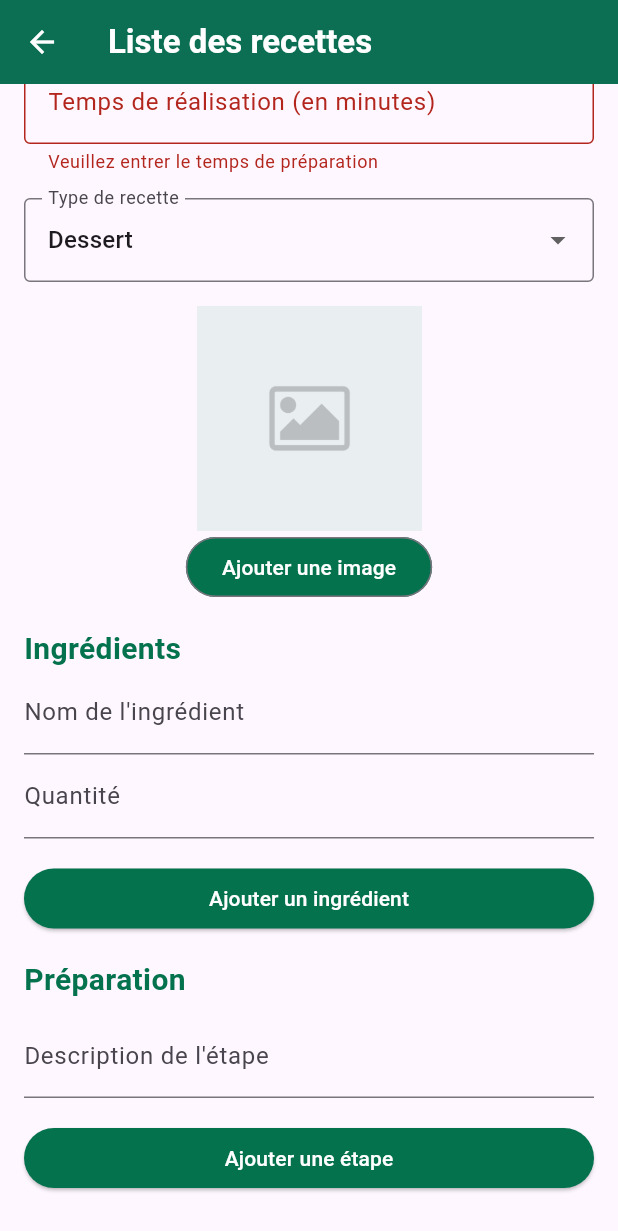
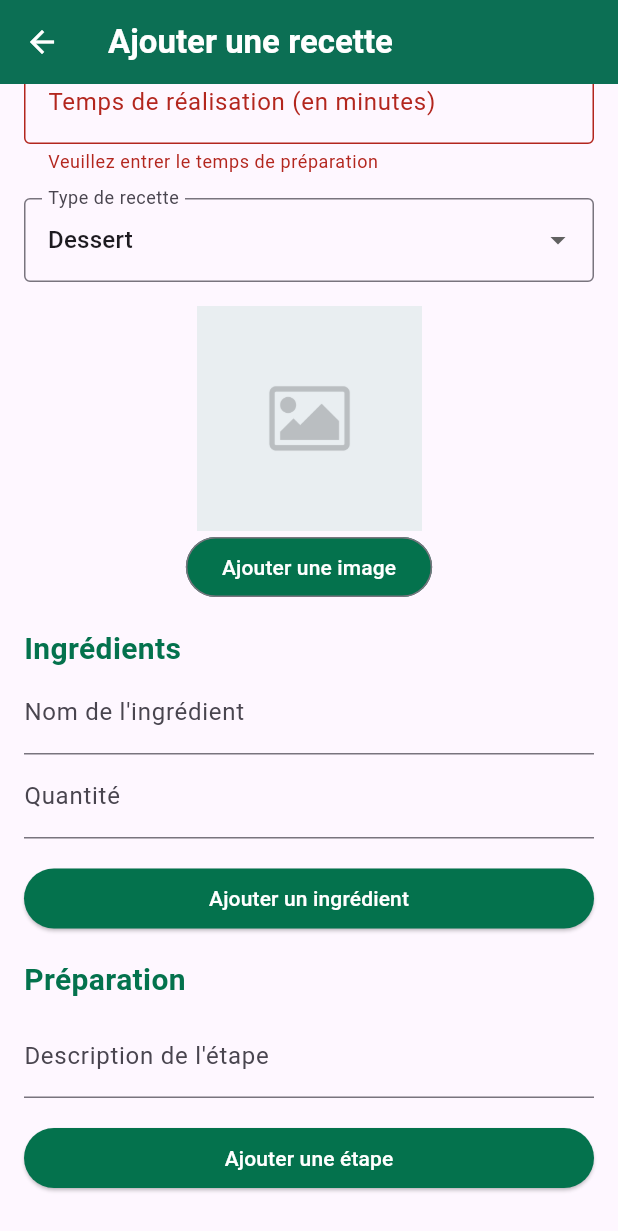
Before and after one commit to M4thi4s/QuickRecipe, a Flutter app: the AddRecipePage screen opened directly, scrolled down 309 dp, after a tap on "Enregistrer la recette", on a phone screen of 412 x 824 dp. Shown: the top 1231 px of the screen. Run offline on Flutter 3.47's test engine with Material 3 defaults, Android fonts, the phone set to English and light mode, and no system bars; our stand-ins replace hive, hive_flutter, image_picker, reorderables, share, timeline_tile; accounts and stored records are empty; network calls fail.

Commit message:
Correction bug édition des recettes

```diff
--- a/lib/Views/add_recipe_view.dart
+++ b/lib/Views/add_recipe_view.dart
@@ -63,7 +63,7 @@ class AddRecipePageState extends State<AddRecipePage> {
     return Scaffold(
         appBar: AppBar(
           title: const Text(
-            'Liste des recettes',
+            'Ajouter une recette',
             style: TextStyle(
               fontWeight: FontWeight.bold,
             ),
@@ -160,7 +160,12 @@ class AddRecipePageState extends State<AddRecipePage> {
                           final recipeTypes = snapshot.data!;
                           // Dropdown directly without ListView
                           return DropdownButtonFormField<RecipeTypeModel>(
-                            value: recipeTypes.firstWhere((element) => element.id == _selectedType, orElse: () => recipeTypes.first),
+                            value: recipeTypes.firstWhere(
+                              (element) => element.id == _selectedType,
+                            orElse: () {
+                              _selectedType = recipeTypes.first.id; // Set the selected type to the first one
+                              return recipeTypes.first;
+                            }),
                             decoration: const InputDecoration(
                               labelText: 'Type de recette',
                               border: OutlineInputBorder(),
@@ -366,18 +371,26 @@ class AddRecipePageState extends State<AddRecipePage> {
     Navigator.pushNamed(context, '/');
   }
 
+  _showErrorDialog(String message) {
+    ScaffoldMessenger.of(context).showSnackBar(
+      SnackBar(
+        content: Text(message),
+        backgroundColor: Colors.red,
+      ),
+    );
+  }
+
   Future<void> _saveRecipe() async {
     if (_formKey.currentState!.validate()) {
       // Check if the user has entered at least one ingredient and one preparation step
-      if (_ingredients.isEmpty || _preparationSteps.isEmpty) {
-        ScaffoldMessenger.of(context).showSnackBar(
-          SnackBar(
-            content: Text(_ingredients.isEmpty
-                ? 'Ajoutez au moins un ingrédient.'
-                : 'Ajoutez au moins une étape de préparation.'),
-            backgroundColor: Colors.red,
-          ),
-        );
+      if (_ingredients.isEmpty || _preparationSteps.isEmpty || _selectedType == null) {
+        if(_ingredients.isEmpty){
+          _showErrorDialog('Ajoutez au moins un ingrédient.');
+        }else if(_preparationSteps.isEmpty){
+          _showErrorDialog('Ajoutez au moins une étape de préparation.');
+        } else if(_selectedType == null){
+          _showErrorDialog('Veuillez sélectionner un type de recette.');
+        }
         return;
       }
 
--- a/lib/Views/recipe_detail_view.dart
+++ b/lib/Views/recipe_detail_view.dart
@@ -62,7 +62,7 @@ class RecipeDetailView extends StatelessWidget {
     return Scaffold(
       appBar: AppBar(
         title: const Text(
-          'Liste des recettes',
+          'Détails',
           style: TextStyle(
             fontWeight: FontWeight.bold,
           ),
```
